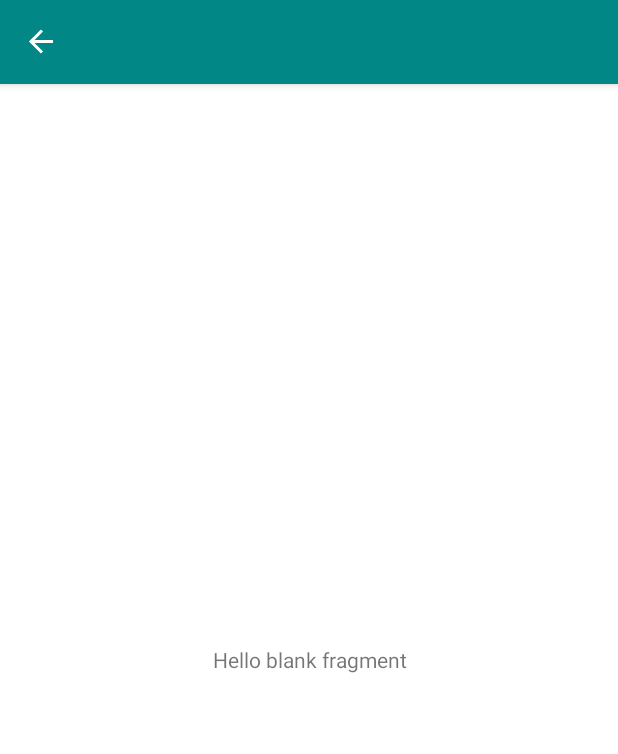
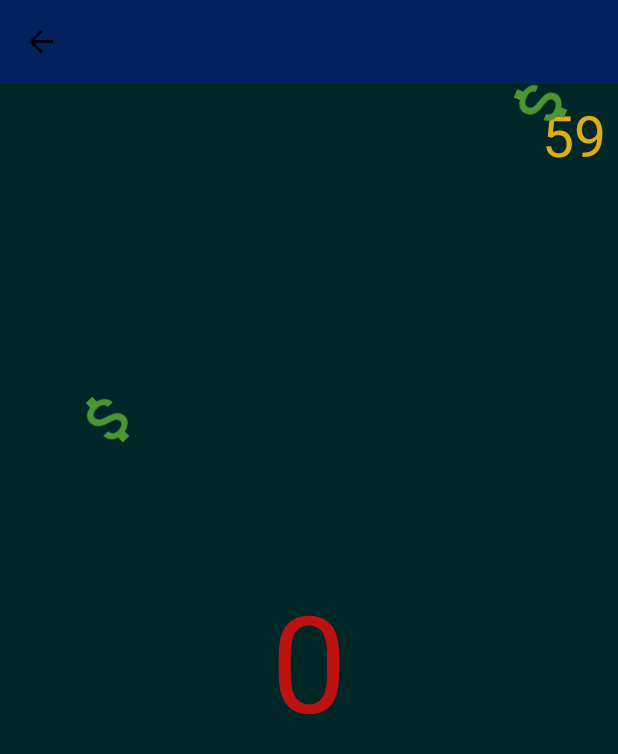
Before and after one commit to Kono12/click, an Android app: the runTest screen opened through its navigation route, on a phone screen of 412 x 824 dp. Shown: the top 754 px of the screen. Run offline under Robolectric (Android 15) with nearby library versions, the phone set to English and light mode, and no system bars; our stand-ins replace navigation-ui; Roboto replaces fonts that are not available here.

```diff
--- a/app/src/main/java/com/example/android/click/Constants.kt
+++ b/app/src/main/java/com/example/android/click/Constants.kt
@@ -1,4 +1,7 @@
 package com.example.android.click
 
 object Constants {
+    var HighScore : Int = 0
+    var score =0
+
 }
--- a/app/src/main/java/com/example/android/click/main_package/Home.kt
+++ b/app/src/main/java/com/example/android/click/main_package/Home.kt
@@ -1,5 +1,8 @@
 package com.example.android.click.main_package
 
+import android.content.Context
+import android.content.Intent
+import android.content.SharedPreferences
 import android.os.Bundle
 import androidx.fragment.app.Fragment
 import android.view.LayoutInflater
@@ -7,6 +10,7 @@ import android.view.View
 import android.view.ViewGroup
 import androidx.fragment.app.activityViewModels
 import androidx.navigation.Navigation
+import com.example.android.click.Constants
 import com.example.android.click.R
 import com.example.android.click.databinding.FragmentHomeBinding
 import kotlinx.coroutines.GlobalScope
@@ -15,7 +19,8 @@ import kotlinx.coroutines.launch
 
 class home : Fragment() {
 
-
+    lateinit var sharedPreference: SharedPreferences
+    lateinit var editor : SharedPreferences.Editor
     val viewModel : MainViewModel by activityViewModels()
 
     private lateinit var binding : FragmentHomeBinding
@@ -30,8 +35,14 @@ class home : Fragment() {
     override fun onViewCreated(view: View, savedInstanceState: Bundle?) {
         super.onViewCreated(view, savedInstanceState)
 
-        viewModel.getHighScore()
+        sharedPreference = requireActivity().getSharedPreferences(getString(R.string.highscore), Context.MODE_PRIVATE)
+        editor = sharedPreference.edit()
 
+
+        var score = sharedPreference.getInt("high",0)
+        Constants.HighScore=score
+        var txt=score.toString() + " $"
+       binding.BestScore.text = txt
         binding.StartTest.setOnClickListener {
             GlobalScope.launch {
                 //todo : click sound
--- a/app/src/main/java/com/example/android/click/main_package/runTest.kt
+++ b/app/src/main/java/com/example/android/click/main_package/runTest.kt
@@ -1,38 +1,171 @@
 package com.example.android.click.main_package
 
+import android.animation.Animator
+import android.animation.AnimatorListenerAdapter
+import android.animation.AnimatorSet
+import android.animation.ObjectAnimator
+import android.content.Context
+import android.content.Intent
+import android.content.SharedPreferences
 import android.os.Bundle
 import androidx.fragment.app.Fragment
 import android.view.LayoutInflater
 import android.view.View
 import android.view.ViewGroup
+import android.view.animation.AccelerateInterpolator
+import android.view.animation.LinearInterpolator
+import android.widget.FrameLayout
+import android.widget.ImageView
+import android.widget.Toast
+import androidx.appcompat.widget.AppCompatImageView
+import androidx.lifecycle.lifecycleScope
+import androidx.navigation.fragment.findNavController
+import com.example.android.click.Constants
 import com.example.android.click.R
 import com.example.android.click.databinding.FragmentRunTestBinding
+import com.example.android.click.info
+import kotlinx.coroutines.*
 
-// TODO: Rename parameter arguments, choose names that match
-// the fragment initialization parameters, e.g. ARG_ITEM_NUMBER
-private const val ARG_PARAM1 = "param1"
-private const val ARG_PARAM2 = "param2"
 
 class runTest : Fragment() {
 
-    private lateinit var binding : FragmentRunTestBinding
-
-
+    lateinit var sharedPreferencee: SharedPreferences
+    lateinit var editor: SharedPreferences.Editor
+    private lateinit var binding: FragmentRunTestBinding
+    var score = 0
+    var timer = 60
+    var BreakLoop = false
     override fun onCreateView(
         inflater: LayoutInflater, container: ViewGroup?,
         savedInstanceState: Bundle?
     ): View? {
-        binding =FragmentRunTestBinding.inflate(layoutInflater)
+        binding = FragmentRunTestBinding.inflate(layoutInflater)
         return binding.root
     }
 
     override fun onViewCreated(view: View, savedInstanceState: Bundle?) {
         super.onViewCreated(view, savedInstanceState)
 
+        sharedPreferencee = requireActivity().getSharedPreferences(
+            getString(R.string.highscore),
+            Context.MODE_PRIVATE
+        )
+        editor = sharedPreferencee.edit()
+        lifecycleScope.launch {
+            delay((Math.random() * 1000 + 200).toLong())
 
-        // TODO: random positioned view and timer (both after some time)
+            withContext(Dispatchers.Main) {
+                lifecycleScope.launch {
+                    repeat(60) {
+                        delay(1000)
+                        withContext(Dispatchers.Main) {
+                            timer--
+                            binding.Timer.text = timer.toString()
+                            if (timer == 0) {
+                                BreakLoop = true
+                                this.cancel()
+                            }
+                        }
+                    }
+                }
+                MakeItRain(view)
+            }
+            //todo: Start timer
 
-        // TODO: listener for random view get score to our data base
+            this.cancel()
+        }
 
     }
+
+    fun MakeItRain(view: View) {
+        lifecycleScope.launch {
+            while (true) {
+                if(timer<2)continue
+                delay(300)
+                withContext(Dispatchers.Main) {
+
+                    val star: ImageView = view.findViewById(R.id.star)
+                    val container = star.parent as ViewGroup
+                    val containerW = container.width
+                    val containerH = container.height
+                    var starW: Float = star.width.toFloat()
+                    var starH: Float = star.height.toFloat()
+
+
+                    val newStar = AppCompatImageView(requireActivity())
+                    newStar.setImageResource(R.drawable.ic_baseline_attach_money_24)
+                    newStar.layoutParams = FrameLayout.LayoutParams(
+                        FrameLayout.LayoutParams.WRAP_CONTENT,
+                        FrameLayout.LayoutParams.WRAP_CONTENT
+                    )
+                    container.addView(newStar)
+                    newStar.setPadding(100, 100, 100, 100)
+
+                    newStar.translationX = Math.random().toFloat() *
+                            containerW - starW / 2
+
+                    val mover = ObjectAnimator.ofFloat(
+                        newStar, View.TRANSLATION_Y,
+                        -starH, containerH + starH
+                    )
+                    mover.interpolator = AccelerateInterpolator(1f)
+                    val rotator = ObjectAnimator.ofFloat(
+                        newStar, View.ROTATION,
+                        (Math.random() * 1080).toFloat()
+                    )
+                    rotator.interpolator = LinearInterpolator()
+
+                    val set = AnimatorSet()
+                    set.playTogether(mover, rotator)
+                    set.duration = (Math.random() * 1900 + 800).toLong()
+
+
+                    set.addListener(object : AnimatorListenerAdapter() {
+                        override fun onAnimationEnd(animation: Animator?) {
+                            container.removeView(newStar)
+                        }
+                    })
+                    set.start()
+                    newStar.setOnClickListener {
+                        // TODO: make score change
+                        lifecycleScope.launch {
+                            withContext(Dispatchers.Main) {
+                                score++
+                                binding.txt.setTextColor(resources.getColor(R.color.Green))
+                                binding.txt.text = score.toString()
+                                newStar.visibility = View.GONE
+                            }
+                        }
+//                        Toast.makeText(requireActivity(), "hh", Toast.LENGTH_SHORT).show()
+                    }
+
+                }
+
+                if (BreakLoop) {
+                    GameEnd()
+                    break
+
+                }
+                delay(400)
+            }
+        }
+    }
+
+    private suspend fun GameEnd() {
+
+        withContext(Dispatchers.Main) {
+            var i = sharedPreferencee.getInt("high",0)
+            Constants.HighScore=i
+            Constants.score=score
+            if (i<score){
+                editor.putInt("high",score).commit()
+            }
+
+           startActivity(Intent(activity,info::class.java))
+            findNavController().popBackStack()
+        }
+
+    }
+
+
 }
--- /dev/null
+++ b/app/src/main/res/drawable/ic_baseline_attach_money_24.xml
@@ -0,0 +1,6 @@
+<vector android:height="48dp" android:tint="#4C9634"
+    android:viewportHeight="24" android:viewportWidth="24"
+    android:width="48dp" xmlns:android="http://schemas.android.com/apk/res/android"
+    >
+    <path android:fillColor="@android:color/white" android:pathData="M11.8,10.9c-2.27,-0.59 -3,-1.2 -3,-2.15 0,-1.09 1.01,-1.85 2.7,-1.85 1.78,0 2.44,0.85 2.5,2.1h2.21c-0.07,-1.72 -1.12,-3.3 -3.21,-3.81V3h-3v2.16c-1.94,0.42 -3.5,1.68 -3.5,3.61 0,2.31 1.91,3.46 4.7,4.13 2.5,0.6 3,1.48 3,2.41 0,0.69 -0.49,1.79 -2.7,1.79 -2.06,0 -2.87,-0.92 -2.98,-2.1h-2.2c0.12,2.19 1.76,3.42 3.68,3.83V21h3v-2.15c1.95,-0.37 3.5,-1.5 3.5,-3.55 0,-2.84 -2.43,-3.81 -4.7,-4.4z"/>
+</vector>
--- a/app/src/main/res/layout/fragment_home.xml
+++ b/app/src/main/res/layout/fragment_home.xml
@@ -4,7 +4,7 @@
     xmlns:tools="http://schemas.android.com/tools"
     android:layout_width="match_parent"
     android:layout_height="match_parent"
-    android:background="#A4A8A4"
+    android:background="#053241"
     tools:context=".main_package.home">
 
     <TextView
@@ -27,7 +27,7 @@
         android:layout_marginTop="10dp"
         android:textSize="28sp"
         tools:text="0.00001 ms"
-        android:textColor="#BF1212"
+        android:textColor="@color/Green"
         android:gravity="center"
         />
 
--- a/app/src/main/res/layout/fragment_run_test.xml
+++ b/app/src/main/res/layout/fragment_run_test.xml
@@ -1,18 +1,45 @@
 <?xml version="1.0" encoding="utf-8"?>
 <androidx.constraintlayout.widget.ConstraintLayout xmlns:android="http://schemas.android.com/apk/res/android"
+    xmlns:app="http://schemas.android.com/apk/res-auto"
     xmlns:tools="http://schemas.android.com/tools"
     android:layout_width="match_parent"
     android:layout_height="match_parent"
-    xmlns:app="http://schemas.android.com/apk/res-auto"
-    tools:context=".runTest">
+    android:background="#002727"
+    tools:context=".main_package.runTest">
 
+    <ImageView
+        android:id="@+id/star"
+        android:layout_width="wrap_content"
+        android:layout_height="wrap_content"
+        android:src="@drawable/ic_launcher_foreground"
+        app:layout_constraintBottom_toTopOf="parent"
+        app:layout_constraintStart_toStartOf="parent" />
 
     <TextView
+        android:id="@+id/txt"
+        android:layout_width="wrap_content"
+        android:layout_height="wrap_content"
+        android:gravity="center"
+        android:padding="10dp"
+        android:text="0"
+        android:textColor="@color/Red"
+        android:textSize="90sp"
+        app:layout_constraintBottom_toBottomOf="parent"
+        app:layout_constraintEnd_toEndOf="parent"
+        app:layout_constraintStart_toStartOf="parent"
+        app:layout_constraintTop_toTopOf="parent" />
+
+    <TextView
+        android:layout_width="wrap_content"
+        android:layout_height="wrap_content"
         app:layout_constraintTop_toTopOf="parent"
-        app:layout_constraintBottom_toBottomOf="parent"
-        android:gravity="center"
-        android:layout_width="match_parent"
-        android:layout_height="match_parent"
-        android:text="@string/hello_blank_fragment" />
+        app:layout_constraintRight_toRightOf="parent"
+        android:layout_marginTop="8dp"
+        android:layout_marginRight="8dp"
+        android:id="@+id/Timer"
+        android:textColor="#DEAC16"
+        android:textSize="38dp"
+        android:text="60"
 
+        />
 </androidx.constraintlayout.widget.ConstraintLayout>
--- a/app/src/main/res/values/colors.xml
+++ b/app/src/main/res/values/colors.xml
@@ -7,4 +7,6 @@
     <color name="teal_700">#FF018786</color>
     <color name="black">#FF000000</color>
     <color name="white">#FFFFFFFF</color>
+    <color name="Green">#35A517</color>
+    <color name="Red">#BD1212</color>
 </resources>
--- a/app/src/main/res/values/strings.xml
+++ b/app/src/main/res/values/strings.xml
@@ -1,5 +1,5 @@
 <resources>
     <string name="app_name">click</string>
+    <string name="highscore">highscore</string>
     <!-- TODO: Remove or change this placeholder text -->
-    <string name="hello_blank_fragment">Hello blank fragment</string>
 </resources>
--- a/app/src/main/res/values/themes.xml
+++ b/app/src/main/res/values/themes.xml
@@ -1,8 +1,8 @@
 <resources xmlns:tools="http://schemas.android.com/tools">
     <!-- Base application theme. -->
-    <style name="Theme.Click" parent="Theme.MaterialComponents.DayNight.DarkActionBar">
+    <style name="Theme.Click" parent="Theme.MaterialComponents.DayNight.Bridge">
         <!-- Primary brand color. -->
-        <item name="colorPrimary">@color/teal_700</item>
+        <item name="colorPrimary">#01225C</item>
         <item name="colorPrimaryVariant">@color/purple_700</item>
         <item name="colorOnPrimary">@color/white</item>
         <!-- Secondary brand color. -->
@@ -12,5 +12,7 @@
         <!-- Status bar color. -->
         <item name="android:statusBarColor" tools:targetApi="l">@color/black</item>
         <!-- Customize your theme here. -->
+        <item name="android:navigationBarColor">#012969</item>
+
     </style>
 </resources>
```
